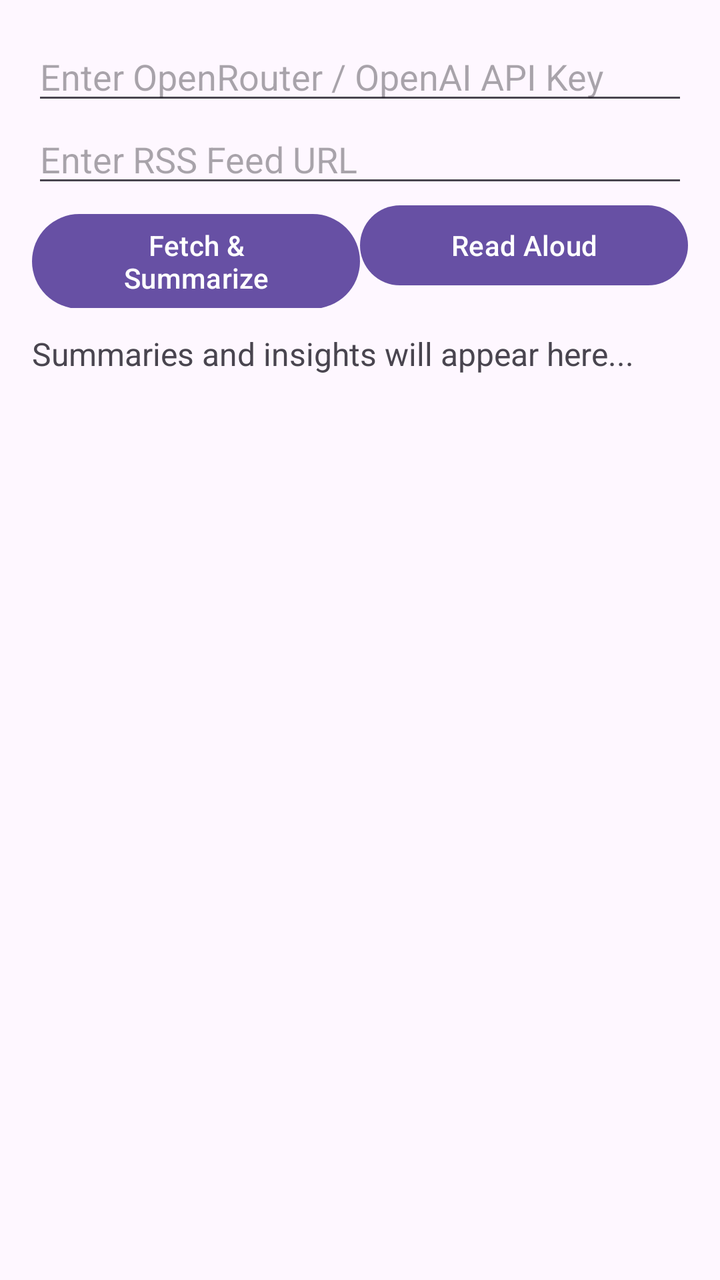
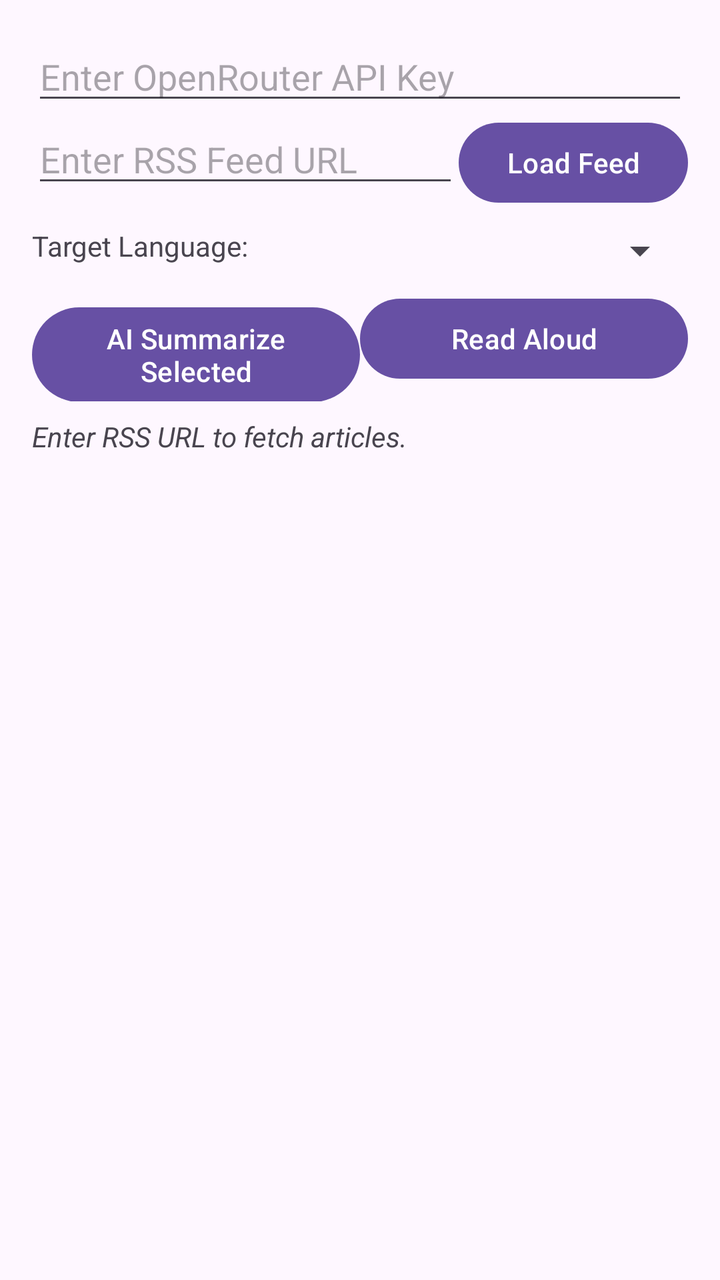

The first picture is an Android layout as it rendered before a commit; the second is the same layout after the commit. The layout source and the unified diff follow.
<!-- AndroidManifest.xml: application theme Theme.Material3.DayNight.NoActionBar -->
<!-- res/layout/activity_main.xml -->
<?xml version="1.0" encoding="utf-8"?>
<LinearLayout xmlns:android="http://schemas.android.com/apk/res/android"
    android:layout_width="match_parent"
    android:layout_height="match_parent"
    android:orientation="vertical"
    android:padding="16dp">

    <EditText
        android:id="@+id/apiKeyInput"
        android:layout_width="match_parent"
        android:layout_height="wrap_content"
        android:hint="Enter OpenRouter / OpenAI API Key"
        android:inputType="textPassword" />

    <EditText
        android:id="@+id/rssUrlInput"
        android:layout_width="match_parent"
        android:layout_height="wrap_content"
        android:hint="Enter RSS Feed URL" />

    <LinearLayout
        android:layout_width="match_parent"
        android:layout_height="wrap_content"
        android:orientation="horizontal">

        <Button
            android:id="@+id/btnFetch"
            android:layout_width="0dp"
            android:layout_height="wrap_content"
            android:layout_weight="1"
            android:text="Fetch &amp; Summarize" />

        <Button
            android:id="@+id/btnSpeak"
            android:layout_width="0dp"
            android:layout_height="wrap_content"
            android:layout_weight="1"
            android:text="Read Aloud" />
    </LinearLayout>

    <ScrollView
        android:layout_width="match_parent"
        android:layout_height="match_parent"
        android:layout_marginTop="12dp">

        <TextView
            android:id="@+id/summaryText"
            android:layout_width="match_parent"
            android:layout_height="wrap_content"
            android:text="Summaries and insights will appear here..."
            android:textSize="16sp" />
    </ScrollView>

</LinearLayout>
<!-- resources referenced by this layout -->
<resources>

</resources>

<!-- the commit's change to res/layout/activity_main.xml (unified diff, before → after) -->
@@ -9,26 +9,58 @@
         android:id="@+id/apiKeyInput"
         android:layout_width="match_parent"
         android:layout_height="wrap_content"
-        android:hint="Enter OpenRouter / OpenAI API Key"
+        android:hint="Enter OpenRouter API Key"
         android:inputType="textPassword" />
-
-    <EditText
-        android:id="@+id/rssUrlInput"
-        android:layout_width="match_parent"
-        android:layout_height="wrap_content"
-        android:hint="Enter RSS Feed URL" />
 
     <LinearLayout
         android:layout_width="match_parent"
         android:layout_height="wrap_content"
         android:orientation="horizontal">
 
-        <Button
-            android:id="@+id/btnFetch"
+        <EditText
+            android:id="@+id/rssUrlInput"
             android:layout_width="0dp"
             android:layout_height="wrap_content"
             android:layout_weight="1"
-            android:text="Fetch &amp; Summarize" />
+            android:hint="Enter RSS Feed URL" />
+
+        <Button
+            android:id="@+id/btnLoadFeed"
+            android:layout_width="wrap_content"
+            android:layout_height="wrap_content"
+            android:text="Load Feed" />
+    </LinearLayout>
+
+    
+    <LinearLayout
+        android:layout_width="match_parent"
+        android:layout_height="wrap_content"
+        android:orientation="horizontal"
+        android:layout_marginTop="8dp">
+
+        <TextView
+            android:layout_width="wrap_content"
+            android:layout_height="wrap_content"
+            android:text="Target Language: " />
+
+        <Spinner
+            android:id="@+id/languageSpinner"
+            android:layout_width="match_parent"
+            android:layout_height="wrap_content" />
+    </LinearLayout>
+
+    <LinearLayout
+        android:layout_width="match_parent"
+        android:layout_height="wrap_content"
+        android:orientation="horizontal"
+        android:layout_marginTop="8dp">
+
+        <Button
+            android:id="@+id/btnSummarize"
+            android:layout_width="0dp"
+            android:layout_height="wrap_content"
+            android:layout_weight="1"
+            android:text="AI Summarize Selected" />
 
         <Button
             android:id="@+id/btnSpeak"
@@ -38,17 +70,24 @@
             android:text="Read Aloud" />
     </LinearLayout>
 
+    <TextView
+        android:id="@+id/statusText"
+        android:layout_width="match_parent"
+        android:layout_height="wrap_content"
+        android:paddingTop="8dp"
+        android:text="Enter RSS URL to fetch articles."
+        android:textStyle="italic" />
+
     <ScrollView
         android:layout_width="match_parent"
         android:layout_height="match_parent"
-        android:layout_marginTop="12dp">
+        android:layout_marginTop="8dp">
 
         <TextView
             android:id="@+id/summaryText"
             android:layout_width="match_parent"
             android:layout_height="wrap_content"
-            android:text="Summaries and insights will appear here..."
-            android:textSize="16sp" />
+            android:textSize="15sp" />
     </ScrollView>
 
 </LinearLayout>
